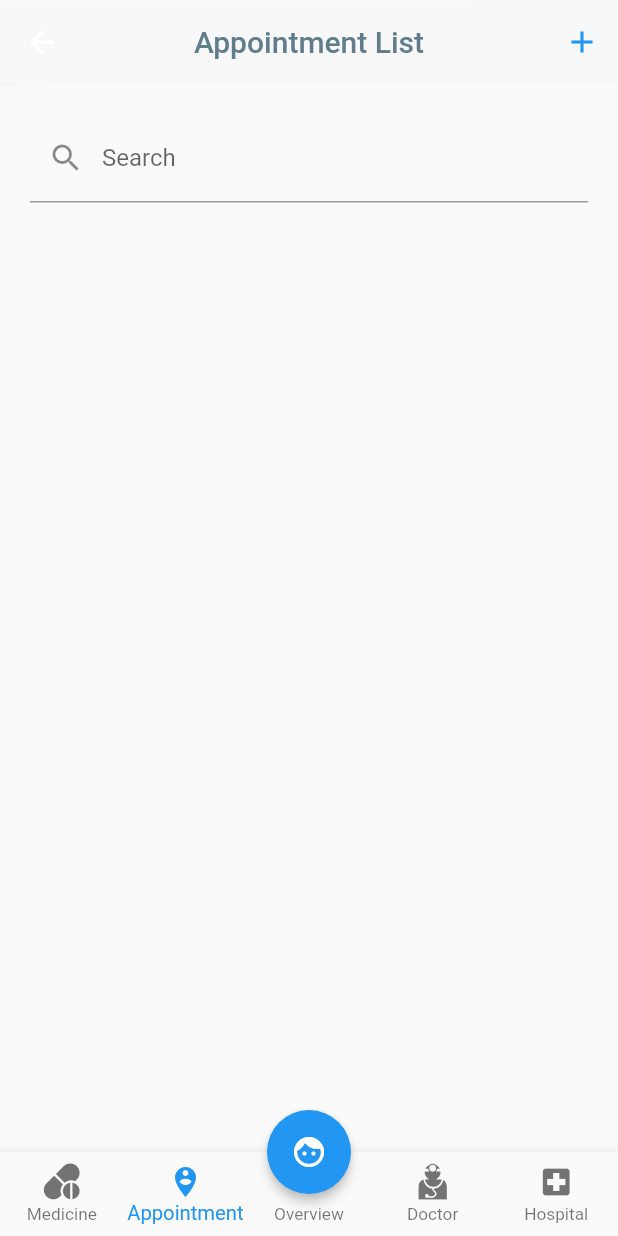
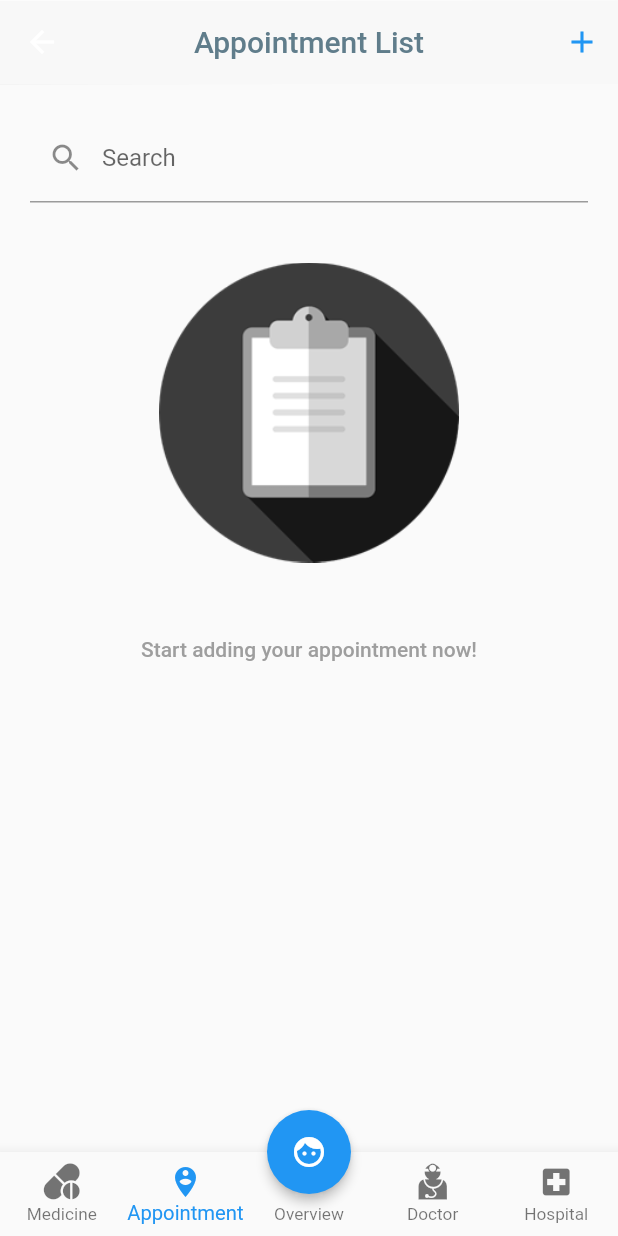
Before and after one commit to itforge-eros/MedicCare, a Flutter app: the Homepage screen opened by its route, item 2 of the bottom bar chosen, on a phone screen of 412 x 824 dp. Run offline on Flutter 3.47's test engine with Material 2 defaults, Android fonts, the phone set to English and light mode, and no system bars; our stand-ins replace cloud_firestore, equatable, firebase_auth, firebase_storage, flutter_typeahead, google_maps_flutter and 4 more; missing offline and left inert: flutter_google_places, google_maps_webservice; accounts and stored records are empty.

Commit message:
empty appointment

```diff
--- a/lib/gui/homepage.dart
+++ b/lib/gui/homepage.dart
@@ -454,7 +454,24 @@ class _HomepageState extends State<Homepage> {
           break;
       }
     });
-
+    if (appointments.length == 0) {
+      list.add(Center(
+          child: Column(
+        children: <Widget>[
+          Padding(
+            padding: const EdgeInsets.all(20.0),
+            child: Image.asset('assets/images/note-grey.png', height: 200),
+          ),
+          Padding(
+            padding: const EdgeInsets.symmetric(vertical: 30.0),
+            child: Text(
+              'Start adding your appointment now!',
+              style: TextStyle(color: Colors.grey, fontWeight: FontWeight.w500),
+            ),
+          )
+        ],
+      )));
+    } else {
       if (comingAppointments.length > 0) {
         list.add(getSectionDivider('Coming Appointments'));
         comingAppointments.forEach((e) {
@@ -523,6 +540,7 @@ class _HomepageState extends State<Homepage> {
           );
         });
       }
+    }
 
     return list;
   }
@@ -535,7 +553,7 @@ class _HomepageState extends State<Homepage> {
         builder: (_, appointments) {
           if (appointments.connectionState == ConnectionState.waiting) {
             return Center(
-              child: Text('Loading...'),
+              child: CircularProgressIndicator(),
             );
           } else if (appointments.connectionState == ConnectionState.done) {
             return ListView(
--- a/pubspec.yaml
+++ b/pubspec.yaml
@@ -60,6 +60,7 @@ flutter:
     - assets/images/hospital.png
     - assets/images/doctor-grey.png
     - assets/images/medical-grey.png
+    - assets/images/note-grey.png
 
   # An image asset can refer to one or more resolution-specific "variants", see
   # https://flutter.io/assets-and-images/#resolution-aware.
```
Also changed, not shown: assets/images/note-grey.png (added). Lines whose indentation alone changed are shown as unchanged.
